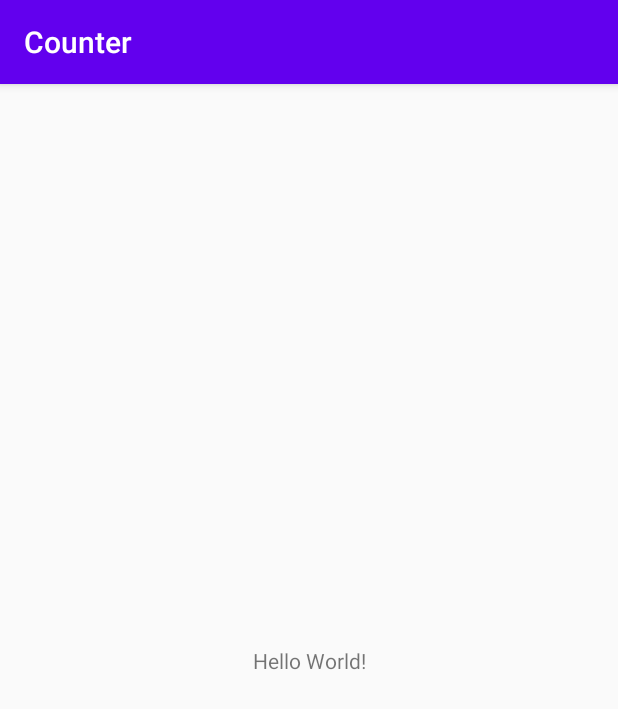
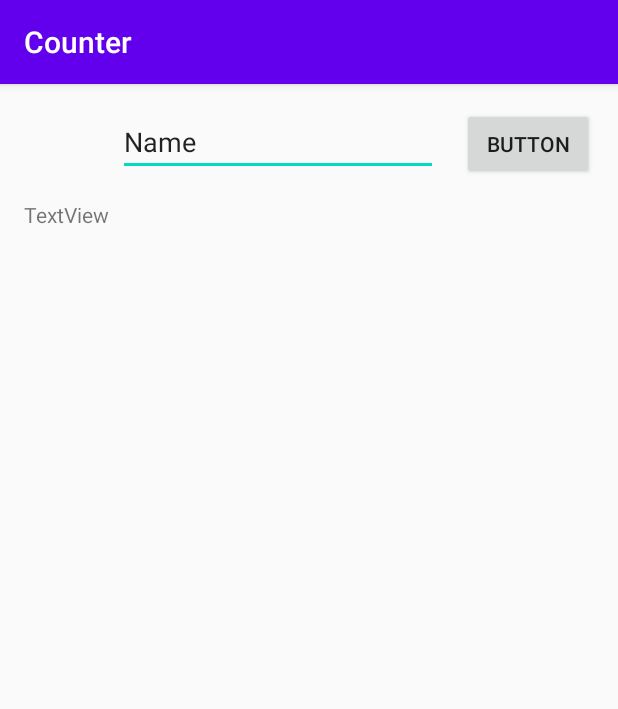
Before and after one commit to EhsanTgv/Counter, an Android app: the screen it shows after launch (MainActivity), on a phone screen of 412 x 824 dp. Shown: the top 709 px of the screen. Run offline under Robolectric (Android 15) with nearby library versions, the phone set to English and light mode, and no system bars.

Commit message:
Implement Main Activity Layout

```diff
--- a/app/src/main/res/layout/activity_main.xml
+++ b/app/src/main/res/layout/activity_main.xml
@@ -6,13 +6,46 @@
     android:layout_height="match_parent"
     tools:context=".MainActivity">
 
-    <TextView
+    <EditText
+        android:id="@+id/mainEditText"
+        android:layout_width="0dp"
+        android:layout_height="wrap_content"
+        android:layout_marginStart="16dp"
+        android:layout_marginTop="16dp"
+        android:layout_marginEnd="16dp"
+        android:ems="10"
+        android:inputType="textPersonName"
+        android:text="Name"
+        app:layout_constraintEnd_toStartOf="@+id/mainButton"
+        app:layout_constraintLeft_toLeftOf="parent"
+        app:layout_constraintTop_toTopOf="parent" />
+
+    <Button
+        android:id="@+id/mainButton"
         android:layout_width="wrap_content"
         android:layout_height="wrap_content"
-        android:text="Hello World!"
-        app:layout_constraintBottom_toBottomOf="parent"
-        app:layout_constraintLeft_toLeftOf="parent"
+        android:layout_marginEnd="16dp"
+        android:layout_marginTop="16dp"
+        android:text="Button"
         app:layout_constraintRight_toRightOf="parent"
         app:layout_constraintTop_toTopOf="parent" />
 
+    <TextView
+        android:id="@+id/mainTextView"
+        android:layout_width="0dp"
+        android:layout_height="0dp"
+        android:layout_marginBottom="16dp"
+        android:layout_marginEnd="16dp"
+        android:layout_marginStart="16dp"
+        android:layout_marginTop="16dp"
+        android:scrollIndicators="start|end"
+        android:scrollbars="vertical"
+        android:text="TextView"
+        app:layout_constraintBottom_toBottomOf="parent"
+        app:layout_constraintEnd_toEndOf="parent"
+        app:layout_constraintHorizontal_bias="0.0"
+        app:layout_constraintStart_toStartOf="parent"
+        app:layout_constraintTop_toBottomOf="@+id/mainEditText"
+        app:layout_constraintVertical_bias="0.0" />
+
 </androidx.constraintlayout.widget.ConstraintLayout>
```
